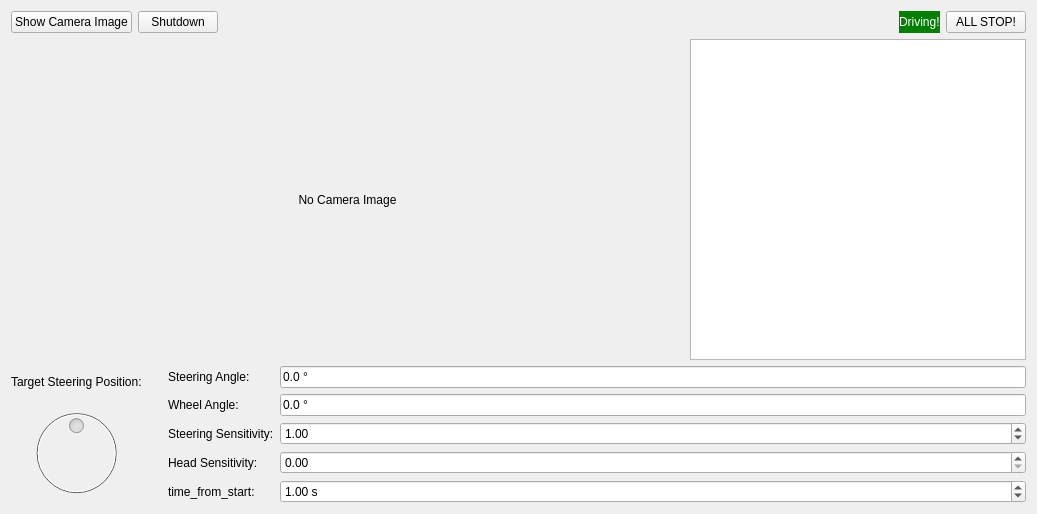
Before: the Qt Designer form thor_mang_driving_widget/src/driving_widget.ui in hector-humanoid/humanoid_driving, drawn with Qt 5.
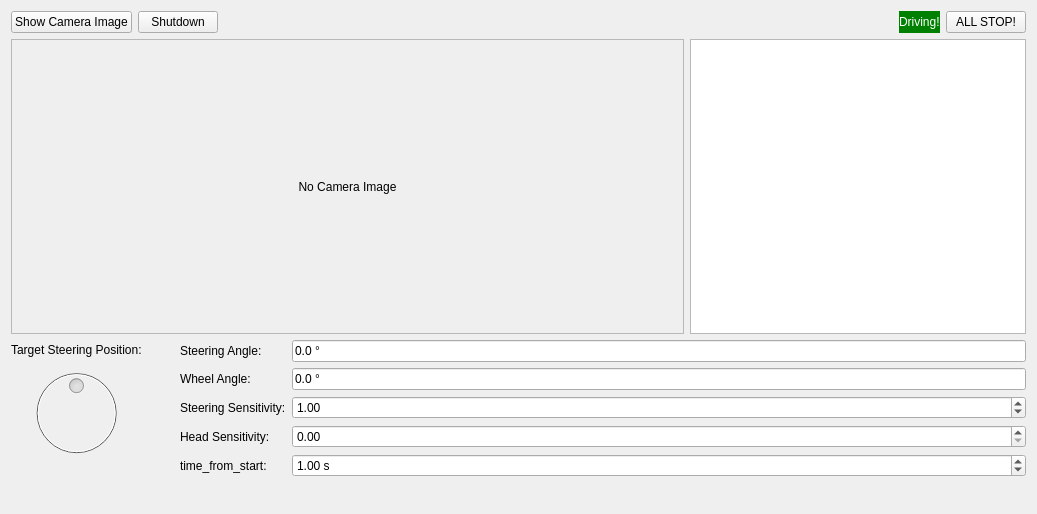
After: the same form once the commit is applied.

Diff of the .ui file:
```diff
--- a/thor_mang_driving_widget/src/driving_widget.ui
+++ b/thor_mang_driving_widget/src/driving_widget.ui
@@ -106,6 +106,12 @@
      <layout class="QHBoxLayout" name="horizontalLayout_3" stretch="2,1">
       <item>
        <widget class="QLabel" name="label_CameraImage">
+        <property name="frameShape">
+         <enum>QFrame::StyledPanel</enum>
+        </property>
+        <property name="frameShadow">
+         <enum>QFrame::Sunken</enum>
+        </property>
         <property name="text">
          <string>No Camera Image</string>
         </property>
@@ -122,7 +128,23 @@
     <item>
      <layout class="QHBoxLayout" name="horizontalLayout_2" stretch="0,0,0">
       <item>
-       <layout class="QVBoxLayout" name="verticalLayout" stretch="0,0">
+       <layout class="QVBoxLayout" name="verticalLayout" stretch="0,0,1,0">
+        <item>
+         <spacer name="verticalSpacer_3">
+          <property name="orientation">
+           <enum>Qt::Vertical</enum>
+          </property>
+          <property name="sizeType">
+           <enum>QSizePolicy::Fixed</enum>
+          </property>
+          <property name="sizeHint" stdset="0">
+           <size>
+            <width>1</width>
+            <height>3</height>
+           </size>
+          </property>
+         </spacer>
+        </item>
         <item>
          <widget class="QLabel" name="label_TargetSteeringPosition">
           <property name="text">
@@ -161,6 +183,19 @@
           </property>
          </widget>
         </item>
+        <item>
+         <spacer name="verticalSpacer_2">
+          <property name="orientation">
+           <enum>Qt::Vertical</enum>
+          </property>
+          <property name="sizeHint" stdset="0">
+           <size>
+            <width>20</width>
+            <height>40</height>
+           </size>
+          </property>
+         </spacer>
+        </item>
        </layout>
       </item>
       <item>
@@ -173,7 +208,7 @@
         </property>
         <property name="sizeHint" stdset="0">
          <size>
-          <width>20</width>
+          <width>32</width>
           <height>20</height>
          </size>
         </property>
```
